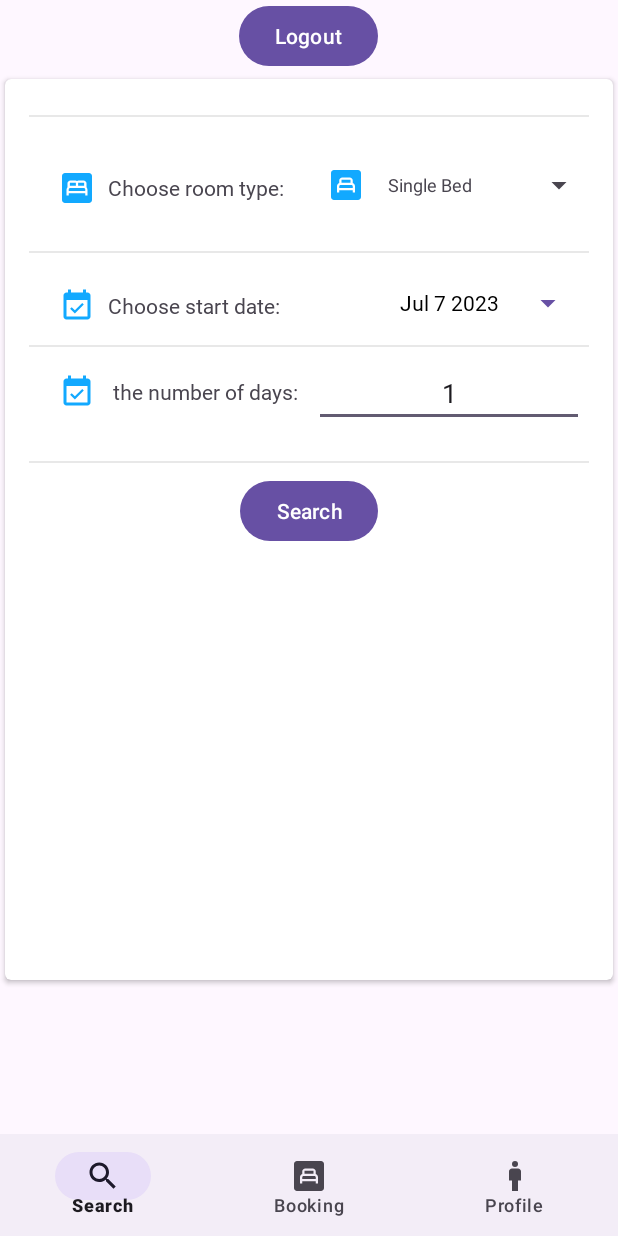
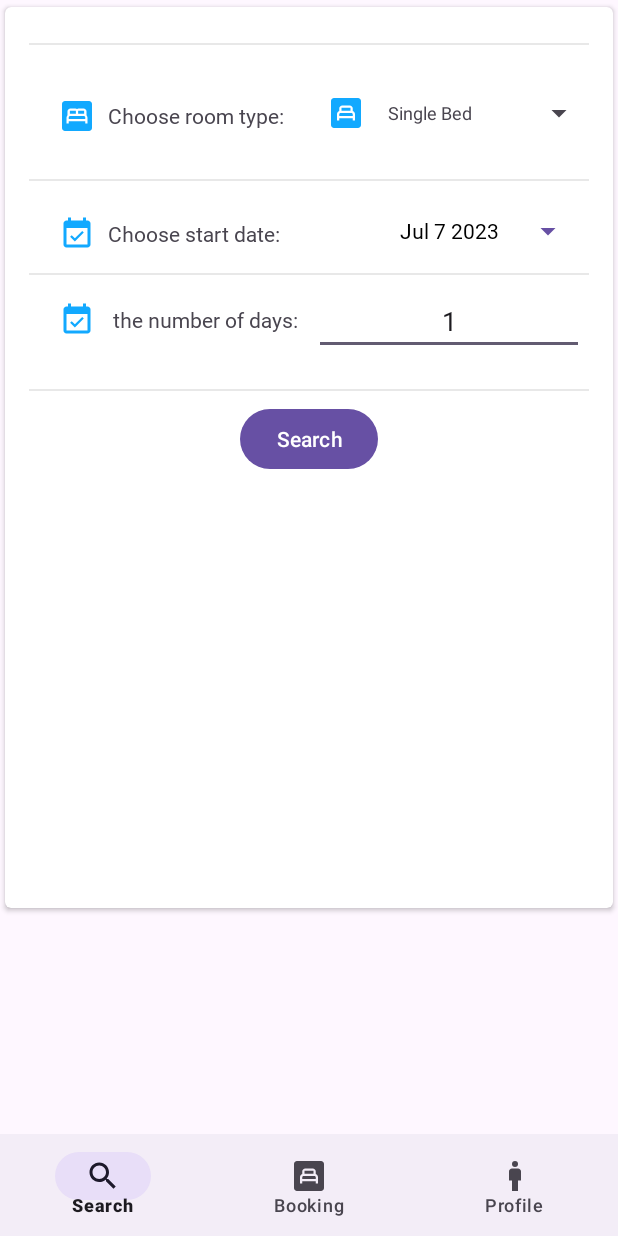
Before and after one commit to MohammadF2/androidProjectZamili, an Android app: the screen it shows after launch once a user with an empty profile is signed in (SearchActivity), on a phone screen of 412 x 824 dp. Run offline under Robolectric (Android 15) with nearby library versions, the phone set to English and light mode, and no system bars; our stand-ins replace Firebase (no records; nobody signed in at launch, a user with empty details on screens opened directly), Volley.

Commit message:
Fixed search bug (laggy screen)

```diff
--- a/app/src/main/res/layout/activity_search.xml
+++ b/app/src/main/res/layout/activity_search.xml
@@ -21,22 +21,6 @@
         android:layout_marginBottom="0dp"
         android:orientation="vertical">
 
-        <Button
-            android:id="@+id/logoutB_search"
-            android:layout_width="wrap_content"
-            android:layout_height="wrap_content"
-            android:layout_gravity="center"
-            android:text="Logout" />
-
-        <LinearLayout
-            android:layout_width="match_parent"
-            android:layout_gravity="center"
-            android:orientation="vertical"
-            android:layout_height="wrap_content"
-            >
-
-
-        </LinearLayout>
 
         <androidx.cardview.widget.CardView
             android:id="@+id/card_room"
@@ -66,16 +50,18 @@
 
                 <LinearLayout
                     android:layout_width="match_parent"
-                    android:layout_height="wrap_content"
+                    android:layout_height="0dp"
                     android:layout_weight="100"
-                    android:orientation="horizontal">
+                    android:orientation="horizontal"
+                    android:baselineAligned="false">
 
                     <LinearLayout
                         android:layout_width="0dp"
                         android:layout_height="wrap_content"
 
                         android:layout_weight="50"
-                        android:orientation="vertical">
+                        android:orientation="vertical"
+                        tools:ignore="NestedWeights">
 
 
                         <TextView
```
Also changed, not shown: app/src/main/java/edu/birzeit/zamilihotal/MainActivity.java (+28 -63 lines), app/src/main/java/edu/birzeit/zamilihotal/activitys/ProfileActivity.java (+13 -0 lines), app/src/main/java/edu/birzeit/zamilihotal/activitys/RoomMenuActivity.java (+0 -15 lines), app/src/main/java/edu/birzeit/zamilihotal/activitys/SearchActivity.java (+1 -12 lines), app/src/main/java/edu/birzeit/zamilihotal/adabter/RoomLayoutRecyclerViewAdapter.java (+8 -4 lines), app/src/main/res/layout/activity_room_menu.xml (+2 -7 lines).
